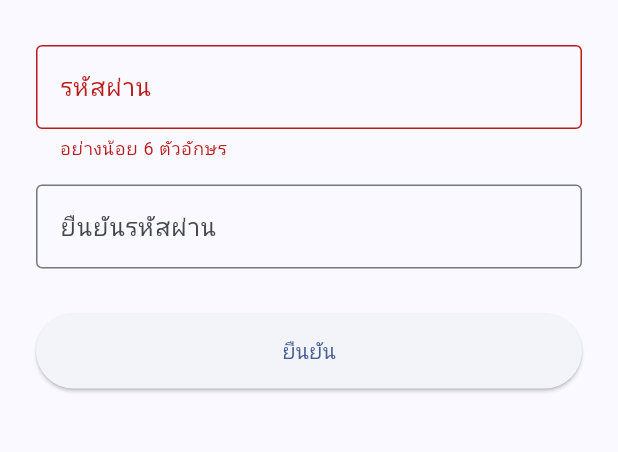
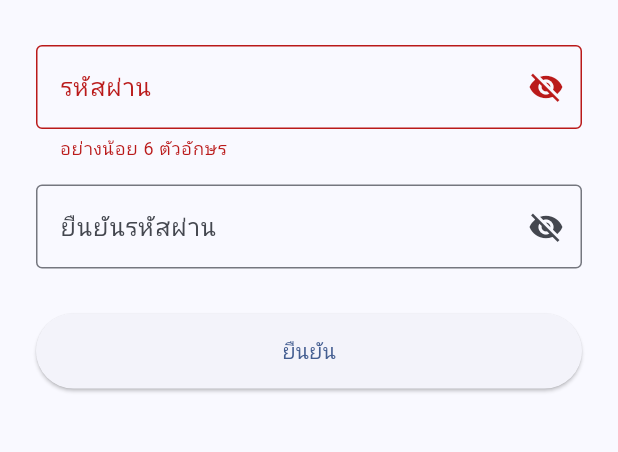
Before and after one commit to toyourmint/Smile-Dental-Clinic, a Flutter app: the CreatePasswordScreen screen opened directly with empty values, after a tap on "ยืนยัน", on a phone screen of 412 x 824 dp, the part 372-824 px from its top. Run offline on Flutter 3.47's test engine with Material 3 defaults, Android fonts, the phone set to English and light mode, and no system bars; our stand-ins replace google_fonts; Roboto replaces fonts that are missing (Kanit).

Commit message:
invisible icon & add rights api

```diff
--- a/frontend/mylogin/lib/screen/create_password_screen.dart
+++ b/frontend/mylogin/lib/screen/create_password_screen.dart
@@ -25,8 +25,12 @@ class CreatePasswordScreenState extends State<CreatePasswordScreen> {
 
   bool _isLoading = false;
 
+  // ✅ เพิ่มตัวแปรเปิด/ปิดตา
+  bool _obscurePass = true;
+  bool _obscureConfirm = true;
+
   /// =========================
-  /// SUBMIT (Backend แบบโค้ด 2)
+  /// SUBMIT
   /// =========================
   Future<void> _submit() async {
     if (!_formKey.currentState!.validate()) return;
@@ -52,9 +56,7 @@ class CreatePasswordScreenState extends State<CreatePasswordScreen> {
       } else {
         ScaffoldMessenger.of(context).showSnackBar(
           SnackBar(
-            content: Text(
-              result['body']['message'] ?? "เกิดข้อผิดพลาด",
-            ),
+            content: Text(result['body']['message'] ?? "เกิดข้อผิดพลาด"),
           ),
         );
       }
@@ -68,31 +70,44 @@ class CreatePasswordScreenState extends State<CreatePasswordScreen> {
   }
 
   /// =========================
-  /// UI (แบบโค้ดแรก เรียบ ๆ)
+  /// UI
   /// =========================
   @override
   Widget build(BuildContext context) {
     return Scaffold(
       appBar: AppBar(title: const Text("สร้างรหัสผ่าน")),
-
       body: Padding(
         padding: const EdgeInsets.all(24),
-
         child: Form(
           key: _formKey,
-
           child: Column(
             children: [
-              // const SizedBox(height: 20),
               const Center(child: LogoWidget()),
               const SizedBox(height: 30),
+
+              /// =========================
               /// Password
+              /// =========================
               TextFormField(
                 controller: passController,
-                obscureText: true,
-                decoration: const InputDecoration(
+                obscureText: _obscurePass,
+                decoration: InputDecoration(
                   labelText: "รหัสผ่าน",
-                  border: OutlineInputBorder(),
+                  border: const OutlineInputBorder(),
+
+                  // ✅ ปุ่มตา
+                  suffixIcon: IconButton(
+                    icon: Icon(
+                      _obscurePass
+                          ? Icons.visibility_off
+                          : Icons.visibility,
+                    ),
+                    onPressed: () {
+                      setState(() {
+                        _obscurePass = !_obscurePass;
+                      });
+                    },
+                  ),
                 ),
                 validator: (v) =>
                     v!.length < 6 ? "อย่างน้อย 6 ตัวอักษร" : null,
@@ -100,23 +115,37 @@ class CreatePasswordScreenState extends State<CreatePasswordScreen> {
 
               const SizedBox(height: 16),
 
+              /// =========================
               /// Confirm
+              /// =========================
               TextFormField(
                 controller: confirmController,
-                obscureText: true,
-                decoration: const InputDecoration(
+                obscureText: _obscureConfirm,
+                decoration: InputDecoration(
                   labelText: "ยืนยันรหัสผ่าน",
-                  border: OutlineInputBorder(),
+                  border: const OutlineInputBorder(),
+
+                  // ✅ ปุ่มตา
+                  suffixIcon: IconButton(
+                    icon: Icon(
+                      _obscureConfirm
+                          ? Icons.visibility_off
+                          : Icons.visibility,
+                    ),
+                    onPressed: () {
+                      setState(() {
+                        _obscureConfirm = !_obscureConfirm;
+                      });
+                    },
+                  ),
                 ),
                 validator: (v) =>
-                    v != passController.text
-                        ? "รหัสผ่านไม่ตรงกัน"
-                        : null,
+                    v != passController.text ? "รหัสผ่านไม่ตรงกัน" : null,
               ),
 
               const SizedBox(height: 30),
 
-              /// Button เต็มความกว้าง + loading
+              /// Button
               SizedBox(
                 width: double.infinity,
                 height: 50,
--- a/frontend/mylogin/lib/screen/register_screen.dart
+++ b/frontend/mylogin/lib/screen/register_screen.dart
@@ -1,6 +1,6 @@
 import 'package:flutter/material.dart';
 import 'package:flutter/services.dart';
-import '../services/auth_service.dart';
+import 'package:mylogin/services/auth_service.dart';
 import 'otp_screen.dart';
 import 'login_screen.dart';
 
@@ -160,6 +160,7 @@ class _RegisterScreenState extends State<RegisterScreen> {
       "gender": gender?.api ?? "other",
       "birth_date": birthDate.text.trim(),
       "email": email.text.trim(),
+      "rights": right?.api ?? "self_pay",
       "allergies": allergies.text.trim(),
       "disease": disease.text.trim(),
       "medicine": medicine.text.trim(),
@@ -315,10 +316,6 @@ class _RegisterScreenState extends State<RegisterScreen> {
               buildField("โรคประจำตัว", disease),
               buildField("ยาประจำตัว", medicine),
 
-              buildField("ประวัติการแพ้", allergies),
-              buildField("โรคประจำตัว", disease),
-              buildField("ยาประจำตัว", medicine),
-
               buildField("ที่อยู่", address),
               buildField("แขวง/ตำบล", subDistrict),
               buildField("เขต/อำเภอ", district),
```
